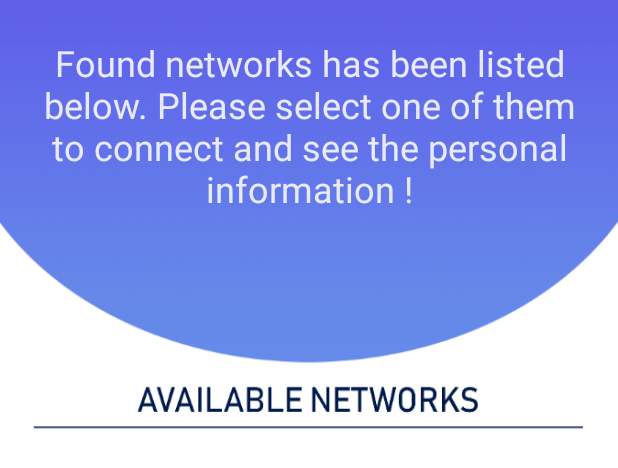
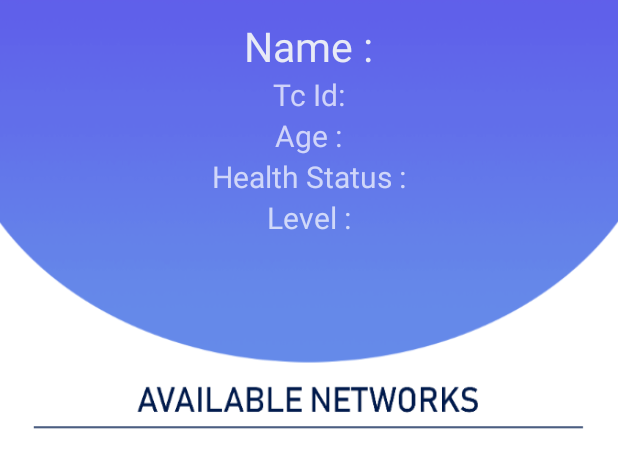
Before and after one commit to ayberksencan/ADITS, an Android app: the layout wifi_screen.xml on its own in the app's theme, with its tools: preview values and no code run, on a phone screen of 412 x 824 dp. Shown: the top 468 px of the screen. Run offline under Robolectric (Android 15) with nearby library versions, the phone set to English and light mode, and no system bars.

Commit message:
Wifi and Row xml files has been finished. *Some drawables has been added.
Committed by : Ömer Ayberk ŞENCAN
Commit Date : 29/03/2019 11:07

```diff
--- a/app/src/main/res/layout/wifi_screen.xml
+++ b/app/src/main/res/layout/wifi_screen.xml
@@ -19,24 +19,67 @@
         android:layout_alignParentTop="true"
         android:layout_marginTop="25dp"
         android:textColor="@color/colorIceBlue"
+        android:visibility="invisible"
         />
 
     <TextView
-        android:id="@+id/emptyText"
+        android:id="@+id/name_info"
         android:layout_width="wrap_content"
         android:layout_height="wrap_content"
-        android:text=""
-        android:layout_below="@id/info"
+        android:text="@string/name2"
         android:layout_centerHorizontal="true"
-        android:layout_marginTop="85dp"
+        android:textSize="27sp"
+        android:textColor="@color/colorIceBlue"
+        android:layout_marginTop="12dp"
+        />
+
+    <TextView
+        android:id="@+id/tc_info"
+        android:layout_width="wrap_content"
+        android:layout_height="wrap_content"
+        android:text="@string/tc_id"
+        android:layout_centerHorizontal="true"
+        android:textSize="20sp"
+        android:layout_below="@id/name_info"
+        />
+
+    <TextView
+        android:id="@+id/age_info"
+        android:layout_width="wrap_content"
+        android:layout_height="wrap_content"
+        android:text="@string/age2"
+        android:layout_centerHorizontal="true"
+        android:textSize="20sp"
+        android:layout_below="@id/tc_info"
+        />
+
+    <TextView
+        android:id="@+id/health_info"
+        android:layout_width="wrap_content"
+        android:layout_height="wrap_content"
+        android:text="@string/health_status2"
+        android:layout_centerHorizontal="true"
+        android:textSize="20sp"
+        android:layout_below="@id/age_info"
+        />
+
+    <TextView
+        android:id="@+id/level_info"
+        android:layout_width="wrap_content"
+        android:layout_height="wrap_content"
+        android:text="@string/level"
+        android:layout_centerHorizontal="true"
+        android:textSize="20sp"
+        android:layout_below="@id/health_info"
         />
 
     <ListView
         android:layout_width="match_parent"
         android:layout_height="wrap_content"
-        android:layout_below="@id/emptyText"
+        android:layout_below="@id/level_info"
         android:textAlignment="center"
         android:layout_alignParentBottom="true"
+        android:layout_marginTop="100dp"
         >
     </ListView>
 
--- a/app/src/main/res/values/strings.xml
+++ b/app/src/main/res/values/strings.xml
@@ -15,6 +15,11 @@
     <string name="dbm">dBm:</string>
     <string name="mac">Mac:</string>
     <string name="info_text">Found networks has been listed below. Please select one of them to connect and see the personal information !</string>
+    <string name="name2">Name :</string>
+    <string name="tc_id">Tc Id:</string>
+    <string name="age2">Age :</string>
+    <string name="health_status2">Health Status :</string>
+    <string name="level">Level :</string>
     <string-array name="Status">
         <item>Good</item>
         <item>Moderate</item>
```
Also changed, not shown: app/src/main/res/layout/row_json.xml (+58 -1 lines), app/src/main/res/drawable-v24/female2.png (added), app/src/main/res/drawable-v24/male2.png (added), app/src/main/res/drawable-xxxhdpi/female.png (added), app/src/main/res/drawable-xxxhdpi/male.png (added).
